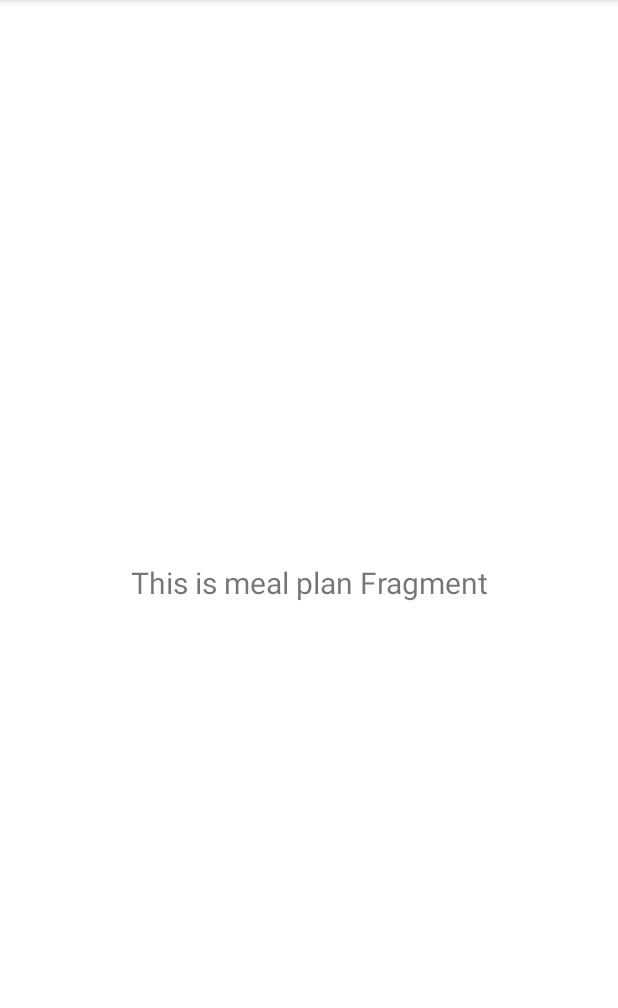
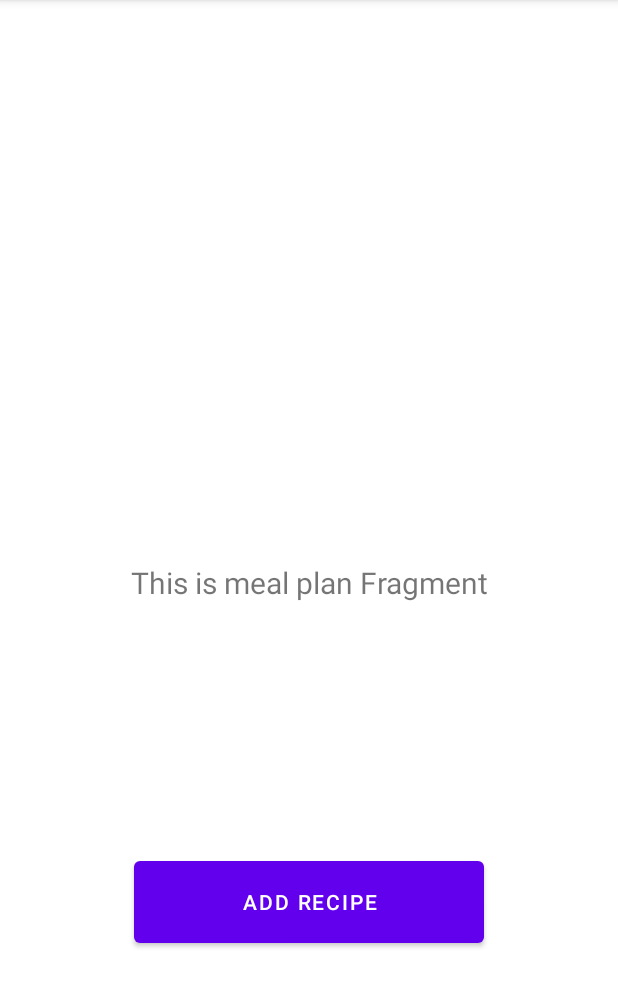
Before and after one commit to JohnSalinas123/CS4750_PantryPal, an Android app: the fragment MealPlanFragment shown on its own in the app's theme, on a phone screen of 412 x 824 dp, the part 84-1092 px from its top. Run offline under Robolectric (Android 15) with nearby library versions, the phone set to English and light mode, and no system bars.

Commit message:
add button for recipes on meal plan page

```diff
--- a/app/build.gradle.kts
+++ b/app/build.gradle.kts
@@ -48,6 +48,7 @@ dependencies {
     implementation("androidx.lifecycle:lifecycle-viewmodel-ktx:2.6.2")
     implementation("androidx.navigation:navigation-fragment-ktx:2.7.4")
     implementation("androidx.navigation:navigation-ui-ktx:2.7.4")
+    implementation ("org.jetbrains.kotlin:kotlin-stdlib-jdk7")
     testImplementation("junit:junit:4.13.2")
     androidTestImplementation("androidx.test.ext:junit:1.1.5")
     androidTestImplementation("androidx.test.espresso:espresso-core:3.5.1")
--- a/app/src/main/java/com/example/pantry_pal/ui/meal_plan/MealPlanFragment.kt
+++ b/app/src/main/java/com/example/pantry_pal/ui/meal_plan/MealPlanFragment.kt
@@ -22,14 +22,14 @@ class MealPlanFragment : Fragment() {
         container: ViewGroup?,
         savedInstanceState: Bundle?
     ): View {
-        val recipesViewModel =
-            ViewModelProvider(this).get(MealPlanViewMovel::class.java)
+        val mealPlanViewModel =
+            ViewModelProvider(this).get(MealPlanViewModel::class.java)
 
         _binding = FragmentMealPlanBinding.inflate(inflater, container, false)
         val root: View = binding.root
 
-        val textView: TextView = binding.textNotifications
-        recipesViewModel.text.observe(viewLifecycleOwner) {
+        val textView: TextView = binding.mealPlan
+        mealPlanViewModel.text.observe(viewLifecycleOwner) {
             textView.text = it
         }
         return root
--- a/app/src/main/java/com/example/pantry_pal/ui/meal_plan/MealPlanViewMovel.kt
+++ b/app/src/main/java/com/example/pantry_pal/ui/meal_plan/MealPlanViewModel.kt
@@ -4,7 +4,7 @@ import androidx.lifecycle.LiveData
 import androidx.lifecycle.MutableLiveData
 import androidx.lifecycle.ViewModel
 
-class MealPlanViewMovel : ViewModel() {
+class MealPlanViewModel : ViewModel() {
 
     private val _text = MutableLiveData<String>().apply {
         value = "This is meal plan Fragment"
--- a/app/src/main/res/layout/fragment_meal_plan.xml
+++ b/app/src/main/res/layout/fragment_meal_plan.xml
@@ -7,7 +7,7 @@
     tools:context=".ui.meal_plan.MealPlanFragment">
 
     <TextView
-        android:id="@+id/text_notifications"
+        android:id="@+id/meal_plan"
         android:layout_width="match_parent"
         android:layout_height="wrap_content"
         android:layout_marginStart="8dp"
@@ -20,4 +20,14 @@
         app:layout_constraintStart_toStartOf="parent"
         app:layout_constraintTop_toTopOf="parent" />
 
+    <Button
+        android:id="@+id/add_recipe_button"
+        android:layout_width="350px"
+        android:layout_height="100px"
+        android:layout_marginBottom="200px"
+        android:text="@string/add_recipe_button_text"
+        app:layout_constraintBottom_toBottomOf="parent"
+        app:layout_constraintEnd_toEndOf="parent"
+        app:layout_constraintStart_toStartOf="parent" />
+
 </androidx.constraintlayout.widget.ConstraintLayout>
--- a/app/src/main/res/navigation/mobile_navigation.xml
+++ b/app/src/main/res/navigation/mobile_navigation.xml
@@ -25,7 +25,7 @@
 
     <fragment
         android:id="@+id/navigation_meal_plan"
-        android:name="com.example.pantry_pal.ui.recipes.RecipesFragment"
+        android:name="com.example.pantry_pal.ui.meal_plan.MealPlanFragment"
         android:label="@string/title_meal_plan"
         tools:layout="@layout/fragment_meal_plan" />
 
--- a/app/src/main/res/values/strings.xml
+++ b/app/src/main/res/values/strings.xml
@@ -4,4 +4,5 @@
     <string name="title_grocery_list">Grocery List</string>
     <string name="title_recipes">Recipes</string>
     <string name="title_meal_plan">Meal Plans</string>
+    <string name="add_recipe_button_text">Add Recipe</string>
 </resources>
```
